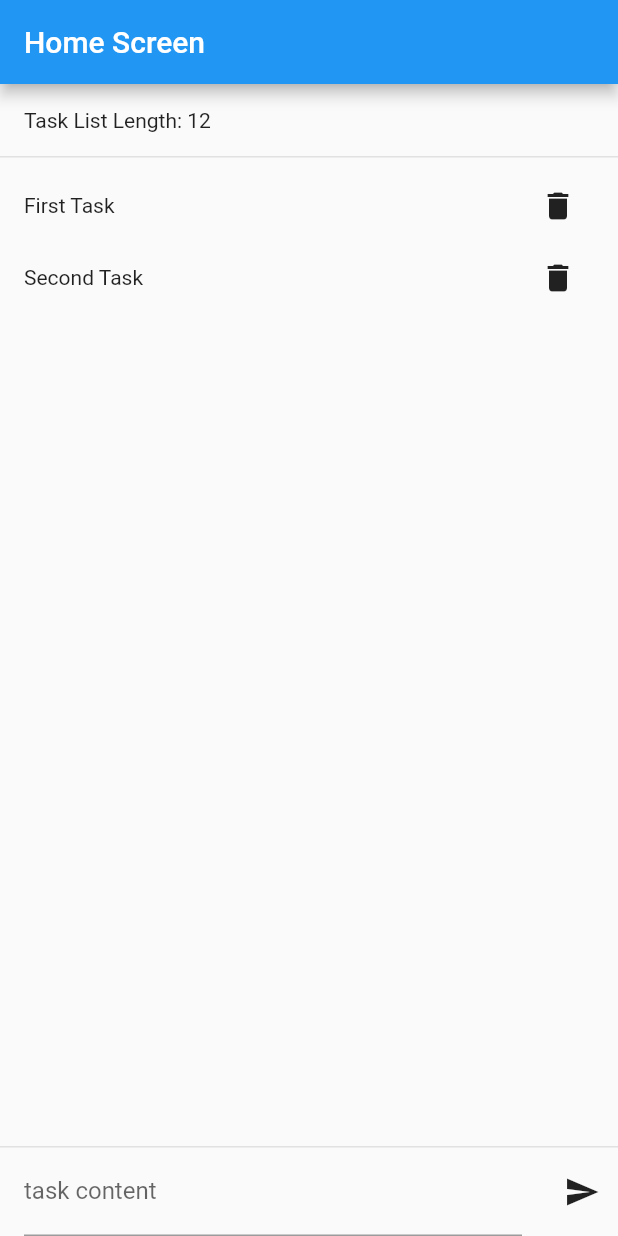
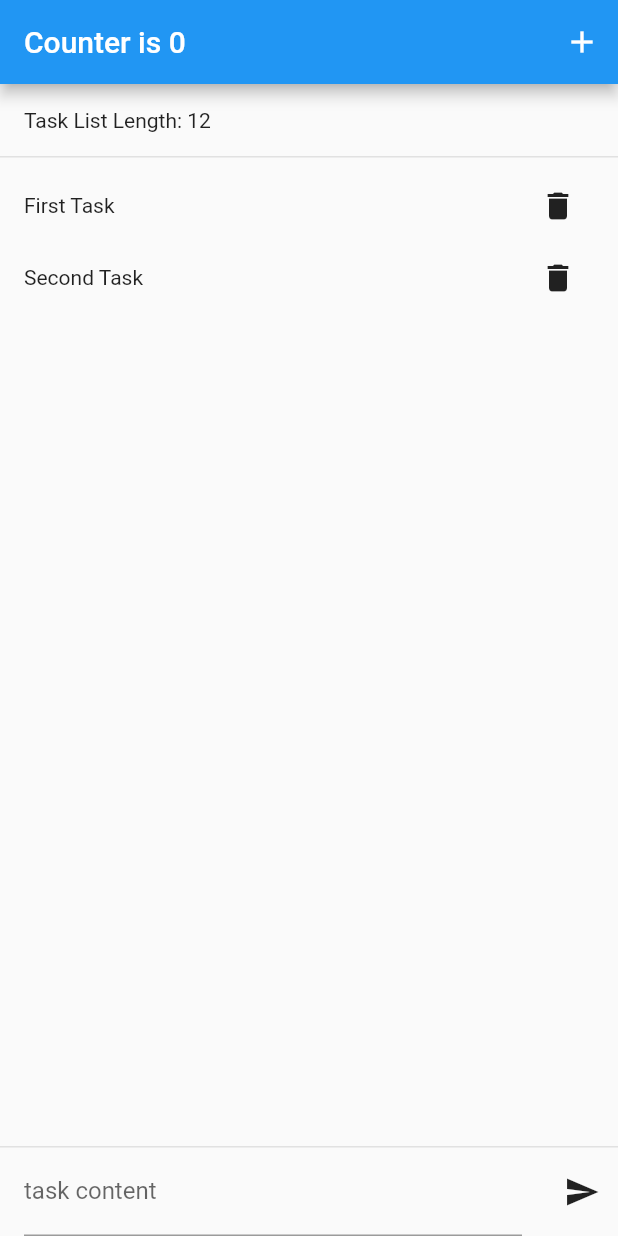
Before and after one commit to webneshin/flutter_learning_getx_state, a Flutter app: the screen it shows after launch, on a phone screen of 412 x 824 dp. Run offline on Flutter 3.47's test engine with Material 2 defaults, Android fonts, the phone set to English and light mode, and no system bars; our stand-ins replace get.

Commit message:
show simple state management in getx

```diff
--- a/lib/home.dart
+++ b/lib/home.dart
@@ -10,11 +10,23 @@ class HomeScreen extends StatelessWidget {
   Widget build(BuildContext context) {
     return Scaffold(
       appBar: AppBar(
-        title: Text(HomeController.to.screenName),
+        title: GetBuilder<HomeController>(
+          builder: (logic) {
+            debugPrint('appbar builded');
+            return Text("Counter is ${logic.counter}");
+          },
+        ),
+        actions: [
+          IconButton(
+              onPressed: () {
+                HomeController.to.incrementCounter();
+              },
+              icon: Icon(Icons.add))
+        ],
       ),
       body: SafeArea(
-        child: GetBuilder<HomeController>(
-            builder: (logic) {
+        child: GetBuilder<HomeController>(builder: (logic) {
+          debugPrint('Column builded');
           return Column(
             crossAxisAlignment: CrossAxisAlignment.stretch,
             children: [
@@ -26,9 +38,13 @@ class HomeScreen extends StatelessWidget {
                         bottom: BorderSide(
                             color: Colors.black.withOpacity(0.1), width: 1))),
               ),
-              Expanded(child: TaskList(tasks: logic.tasks, onItemDeleteClick: (task){
-                logic.deleteTask(task);
-              },)),
+              Expanded(
+                  child: TaskList(
+                tasks: logic.tasks,
+                onItemDeleteClick: (task) {
+                  logic.deleteTask(task);
+                },
+              )),
               Container(
                 decoration: BoxDecoration(
                     border: Border(
@@ -47,12 +63,14 @@ class HomeScreen extends StatelessWidget {
                         ),
                       ),
                     ),
-                    IconButton(onPressed: () {
-                      if (logic.textController.text.isNotEmpty){
-                        logic.insertTask(logic.textController.text);
-                        logic.textController.clear();
-                      }
-                    }, icon: const Icon(Icons.send))
+                    IconButton(
+                        onPressed: () {
+                          if (logic.textController.text.isNotEmpty) {
+                            logic.insertTask(logic.textController.text);
+                            logic.textController.clear();
+                          }
+                        },
+                        icon: const Icon(Icons.send))
                   ],
                 ),
               )
--- a/lib/home_controller.dart
+++ b/lib/home_controller.dart
@@ -8,8 +8,8 @@ class HomeController extends GetxController {
   final textController = TextEditingController();
 
   final screenName = 'Home Screen';
-  final tasks = <Task>[].obs;
-  final counter = 0.obs;
+  final tasks = <Task>[];
+  int counter = 0;
 
   HomeController() {
     tasks.add(Task(0, 'First Task'));
@@ -27,6 +27,7 @@ class HomeController extends GetxController {
   }
 
   void incrementCounter() {
-    counter.value += 1;
+    counter += 1;
+    update();
   }
 }
```
